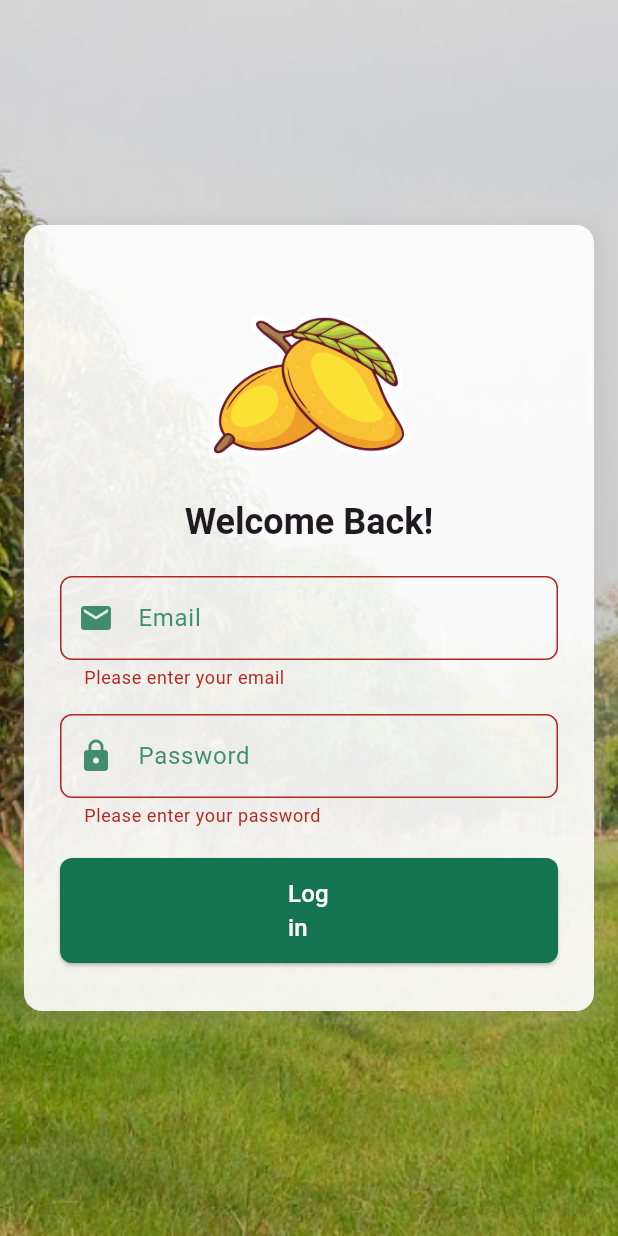
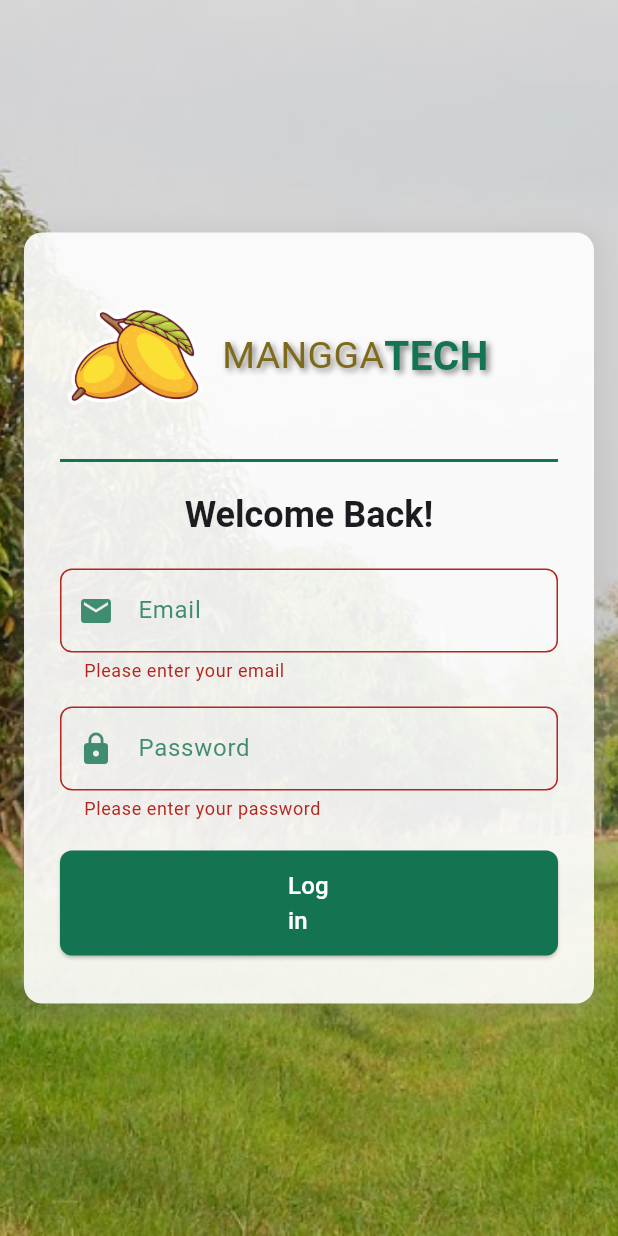
Before and after one commit to wolvicjohn/manggatect-admin, a Flutter app: the screen it shows after launch, after a tap on "Login", on a phone screen of 412 x 824 dp. Run offline on Flutter 3.47's test engine with Material 3 defaults, Android fonts, the phone set to English and light mode, and no system bars; our stand-ins replace cached_network_image, cloud_firestore, firebase_auth, firebase_core, firebase_storage, fl_chart and 5 more; missing offline and left inert: dart:html, flutter_admin_scaffold, flutter_map_cancellable_tile_provider; accounts and stored records are empty.

```diff
--- a/lib/pages/login/login_page.dart
+++ b/lib/pages/login/login_page.dart
@@ -106,7 +106,51 @@ class _LoginPageState extends State<LoginPage> {
                     mainAxisSize: MainAxisSize.min,
                     crossAxisAlignment: CrossAxisAlignment.center,
                     children: [
-                      Image.asset('assets/images/logo.png', height: 150),
+                      Row(
+                        children: [
+                          Image.asset('assets/images/logo.png', height: 100),
+                          const SizedBox(width: 8),
+                          Row(
+                            children: [
+                              Text(
+                                'MANGGA',
+                                style: TextStyle(
+                                  color:
+                                      const Color.fromARGB(255, 127, 106, 25),
+                                  fontSize: 25,
+                                  shadows: [
+                                    Shadow(
+                                      blurRadius: 5.0,
+                                      color: Colors.black.withOpacity(0.5),
+                                      offset: const Offset(2.0, 2.0),
+                                    ),
+                                  ],
+                                ),
+                              ),
+                              Text(
+                                'TECH',
+                                style: TextStyle(
+                                  fontWeight: FontWeight.bold,
+                                  fontSize: 27,
+                                  color: const Color.fromARGB(255, 20, 116, 82),
+                                  shadows: [
+                                    Shadow(
+                                      blurRadius: 5.0,
+                                      color: Colors.black.withOpacity(0.5),
+                                      offset: const Offset(2.0, 2.0),
+                                    ),
+                                  ],
+                                ),
+                              ),
+                            ],
+                          )
+                        ],
+                      ),
+                      const Divider(
+                        color: Color.fromARGB(255, 20, 116, 82),
+                        thickness: 2,
+                        height: 40,
+                      ),
                       Text(
                         'Welcome Back!',
                         style:
--- a/lib/services/adminsidemenu.dart
+++ b/lib/services/adminsidemenu.dart
@@ -47,83 +47,26 @@ class _AdminPanelState extends State<AdminPanel> {
     }
 
     return Scaffold(
-      appBar: AppBar(
-        backgroundColor: Colors.white,
-        foregroundColor: const Color.fromARGB(255, 20, 116, 82),
-        title: GestureDetector(
-          onTap: () {
-            setState(() {
-              selectedIndex = 0;
-            });
-          },
-          child: Row(
+      body: Stack(
         children: [
-              Image.asset('assets/images/logo.png', height: 50),
-              const SizedBox(width: 10),
-              const Text("MANGGATECH",
-                  style: TextStyle(
-                      fontSize: 24, color: Color.fromARGB(255, 51, 51, 51))),
-            ],
-          ),
-        ),
-        actions: [
-          TextButton(
-            onPressed: () async {
-              final confirm = await showDialog<bool>(
-                context: context,
-                builder: (_) => AlertDialog(
-                  title: const Text("Confirm Logout"),
-                  content: const Text("Are you sure you want to log out?"),
-                  actions: [
-                    TextButton(
-                        onPressed: () => Navigator.pop(context, false),
-                        child: const Text(
-                          "Cancel",
-                          style: TextStyle(color: Color.fromARGB(255, 51, 51, 51)),
-                        )),
-                    TextButton(
-                        onPressed: () => Navigator.pop(context, true),
-                        child: const Text(
-                          "Logout",
-                          style: TextStyle(color: Colors.red),
-                        )),
-                  ],
-                ),
-              );
-              if (confirm == true) {
-                await FirebaseAuth.instance.signOut();
-                Navigator.pushAndRemoveUntil(
-                    context,
-                    MaterialPageRoute(builder: (_) => const LoginPage()),
-                    (route) => false);
-              }
-            },
-            child: const Row(
-              children: [
-                Icon(Icons.logout, color: Color.fromARGB(255, 20, 116, 82)),
-                SizedBox(width: 8),
-                Text("Logout",
-                    style: TextStyle(color: Color.fromARGB(255, 51, 51, 51))),
-              ],
-            ),
-          )
-        ],
-      ),
-      body: Row(
+          Row(
             children: [
               NavigationRailTheme(
                 data: const NavigationRailThemeData(
                   backgroundColor: Colors.white,
-              selectedIconTheme:
-                  IconThemeData(color: Color.fromARGB(255, 20, 116, 82)),
-              unselectedIconTheme:
-                  IconThemeData(color: Color.fromARGB(255, 51, 51, 51)),
+                  selectedIconTheme: IconThemeData(
+                      color: Color.fromARGB(255, 20, 116, 82), size: 27),
+                  unselectedIconTheme: IconThemeData(
+                      color: Color.fromARGB(255, 51, 51, 51), size: 23),
                   selectedLabelTextStyle: TextStyle(
                     color: Color.fromARGB(255, 20, 116, 82),
+                    fontSize: 20,
                     fontWeight: FontWeight.bold,
                   ),
-              unselectedLabelTextStyle:
-                  TextStyle(color: Color.fromARGB(255, 51, 51, 51)),
+                  unselectedLabelTextStyle: TextStyle(
+                    color: Color.fromARGB(255, 51, 51, 51),
+                    fontSize: 15,
+                  ),
                 ),
                 child: NavigationRail(
                   selectedIndex: selectedIndex,
@@ -165,6 +108,34 @@ class _AdminPanelState extends State<AdminPanel> {
                     }
                   },
                   labelType: NavigationRailLabelType.all,
+                  leading: Column(
+                    children: [
+                      GestureDetector(
+                        onTap: () {
+                          setState(() {
+                            selectedIndex = 0;
+                          });
+                        },
+                        child: Padding(
+                          padding: const EdgeInsets.all(8.0),
+                          child: Column(
+                            children: [
+                              Image.asset('assets/images/logo.png', height: 50),
+                              const SizedBox(height: 8),
+                              const Text(
+                                "MANGGATECH",
+                                style: TextStyle(
+                                  fontSize: 16,
+                                  fontWeight: FontWeight.bold,
+                                  color: Color.fromARGB(255, 51, 51, 51),
+                                ),
+                              ),
+                            ],
+                          ),
+                        ),
+                      ),
+                    ],
+                  ),
                   destinations: const [
                     NavigationRailDestination(
                       icon: Icon(Icons.dashboard),
@@ -193,6 +164,58 @@ class _AdminPanelState extends State<AdminPanel> {
               Expanded(child: pages[selectedIndex]),
             ],
           ),
+          Positioned(
+            bottom: 20,
+            left: 35,
+            child: TextButton(
+              onPressed: () async {
+                final confirm = await showDialog<bool>(
+                  context: context,
+                  builder: (_) => AlertDialog(
+                    title: const Text("Confirm Logout"),
+                    content: const Text("Are you sure you want to log out?"),
+                    actions: [
+                      TextButton(
+                        onPressed: () => Navigator.pop(context, false),
+                        child: const Text(
+                          "Cancel",
+                          style:
+                              TextStyle(color: Color.fromARGB(255, 51, 51, 51)),
+                        ),
+                      ),
+                      TextButton(
+                        onPressed: () => Navigator.pop(context, true),
+                        child: const Text(
+                          "Logout",
+                          style: TextStyle(color: Colors.red),
+                        ),
+                      ),
+                    ],
+                  ),
+                );
+                if (confirm == true) {
+                  await FirebaseAuth.instance.signOut();
+                  Navigator.pushAndRemoveUntil(
+                    context,
+                    MaterialPageRoute(builder: (_) => const LoginPage()),
+                    (route) => false,
+                  );
+                }
+              },
+              child: const Column(
+                children: [
+                  Icon(Icons.logout, color: Color.fromARGB(255, 20, 116, 82)),
+                  SizedBox(width: 8),
+                  Text(
+                    "Logout",
+                    style: TextStyle(color: Color.fromARGB(255, 51, 51, 51)),
+                  ),
+                ],
+              ),
+            ),
+          ),
+        ],
+      ),
     );
   }
 }
```
Also changed, not shown: lib/pages/alltreemap/alltreelocationpage.dart (+14 -1 lines), lib/pages/archivepage.dart (+14 -1 lines), lib/pages/datatable/homepage.dart (+14 -2 lines), 4 other files. Lines whose indentation alone changed are shown as unchanged.
